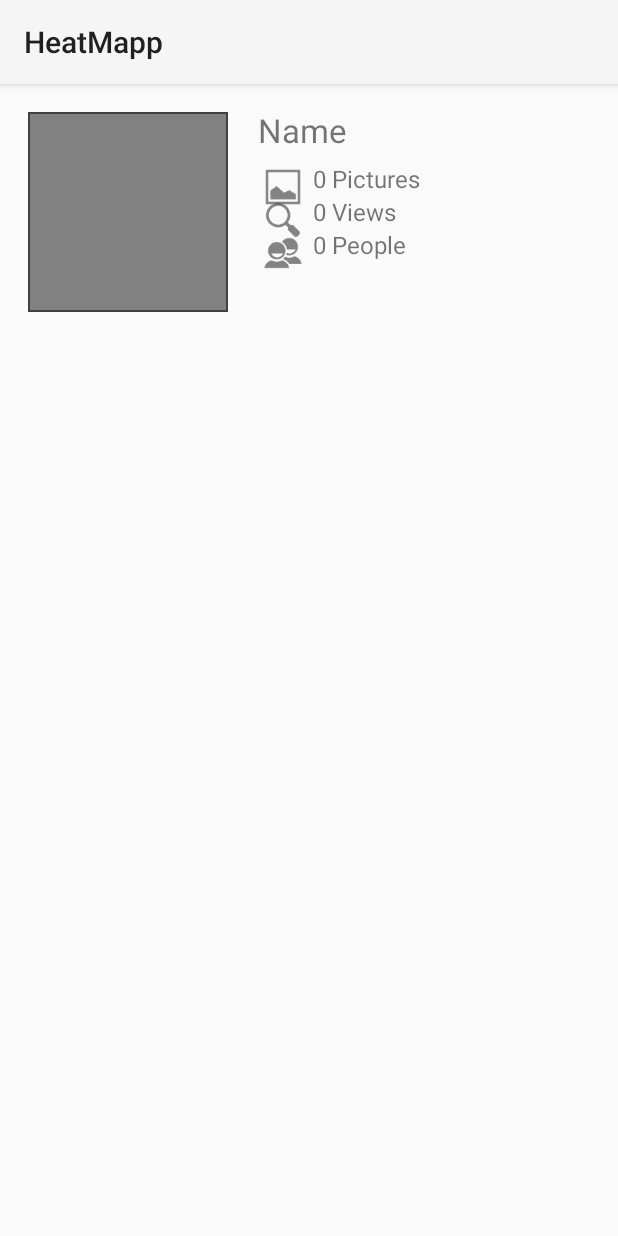
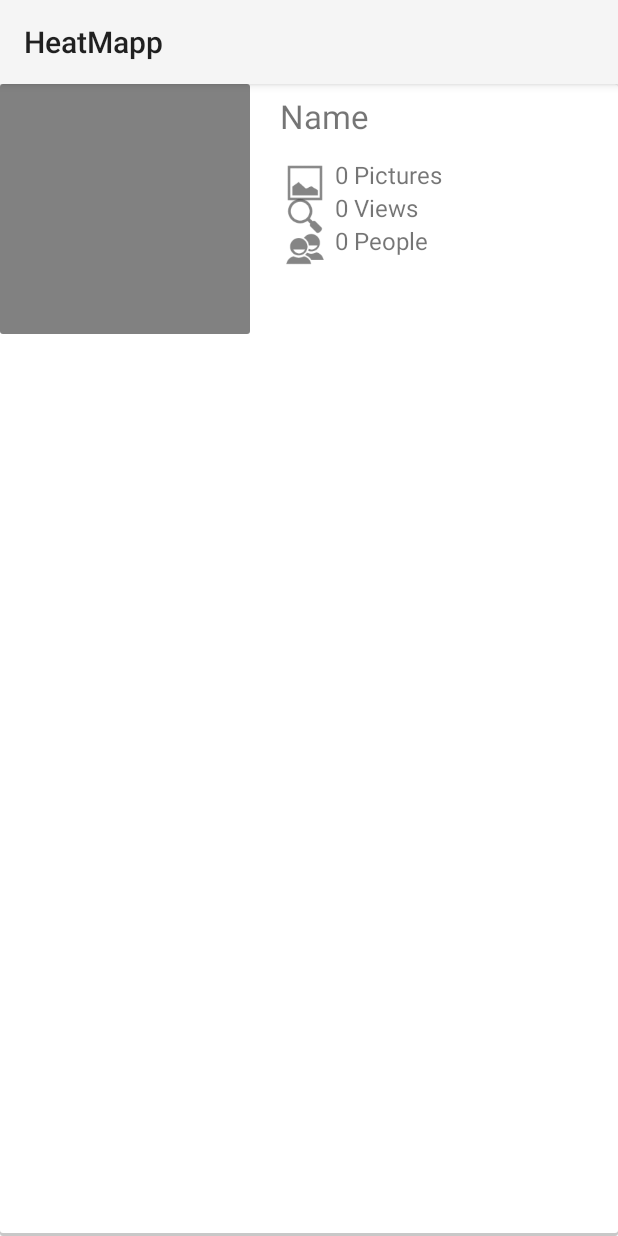
Before and after one commit to arodski/HeatMapp, an Android app: the layout place_item.xml on its own in the app's theme, with its tools: preview values and no code run, on a phone screen of 412 x 824 dp. Run offline under Robolectric (Android 15) with nearby library versions, the phone set to English and light mode, and no system bars.

Commit message:
Task 2 design with card-style for list items

```diff
--- a/app/src/main/AndroidManifest.xml
+++ b/app/src/main/AndroidManifest.xml
@@ -18,7 +18,7 @@
         </activity>
         <activity
             android:name=".PlacesActivity"
-            android:label="@string/title_activity_places" >
+            android:label="Pictures" >
         </activity>
     </application>
 
--- /dev/null
+++ b/app/src/main/res/drawable-hdpi/card_background.xml
@@ -0,0 +1,20 @@
+<?xml version="1.0" encoding="utf-8"?>
+<layer-list xmlns:android="http://schemas.android.com/apk/res/android">
+    <item>
+        <shape android:shape="rectangle">
+            <solid android:color="#CABBBBBB" />
+            <corners android:radius="2dp" />
+        </shape>
+    </item>
+
+    <item
+        android:bottom="2dp"
+        android:left="0dp"
+        android:right="0dp"
+        android:top="0dp">
+        <shape android:shape="rectangle">
+            <solid android:color="@android:color/white" />
+            <corners android:radius="2dp" />
+        </shape>
+    </item>
+</layer-list>
--- /dev/null
+++ b/app/src/main/res/drawable-hdpi/card_background_selector.xml
@@ -0,0 +1,6 @@
+<?xml version="1.0" encoding="utf-8"?>
+
+<selector xmlns:android="http://schemas.android.com/apk/res/android">
+    <item android:drawable="@drawable/card_state_pressed" android:state_pressed="true" />
+    <item android:drawable="@drawable/card_background" />
+</selector>
--- /dev/null
+++ b/app/src/main/res/drawable-hdpi/card_state_pressed.xml
@@ -0,0 +1,20 @@
+<?xml version="1.0" encoding="utf-8"?>
+<layer-list xmlns:android="http://schemas.android.com/apk/res/android">
+    <item>
+        <shape android:shape="rectangle">
+            <solid android:color="#CABBBBBB" />
+            <corners android:radius="2dp" />
+        </shape>
+    </item>
+
+    <item
+        android:bottom="2dp"
+        android:left="0dp"
+        android:right="0dp"
+        android:top="0dp">
+        <shape android:shape="rectangle">
+            <solid android:color="@android:color/white" />
+            <corners android:radius="2dp" />
+        </shape>
+    </item>
+</layer-list>
--- a/app/src/main/res/drawable-hdpi/image_background.xml
+++ b/app/src/main/res/drawable-hdpi/image_background.xml
@@ -1,7 +1,8 @@
 <?xml version="1.0" encoding="UTF-8"?>
 <shape xmlns:android="http://schemas.android.com/apk/res/android">
     <solid android:color="#ff818181" />
-    <stroke android:width="1dp" android:color="#404040" />
+    <stroke android:width="0dp" android:color="#404040" />
     <padding android:left="1dp" android:top="1dp" android:right="1dp"
         android:bottom="1dp" />
+    <corners android:radius="2dp" />
 </shape>
--- a/app/src/main/res/layout/activity_places.xml
+++ b/app/src/main/res/layout/activity_places.xml
@@ -2,13 +2,19 @@
     xmlns:tools="http://schemas.android.com/tools"
     android:layout_width="match_parent"
     android:layout_height="match_parent"
-
+    android:background="#ffebebeb"
     tools:context="com.wedevjs.heatmapp.PlacesActivity">
 
     <ListView
         android:id="@+id/list"
         android:layout_width="match_parent"
         android:layout_height="wrap_content"
+        android:listSelector="@android:color/transparent"
+        android:cacheColorHint="@android:color/transparent"
+        android:divider="@null"
+        android:dividerHeight="10dp"
+        android:padding="20px"
+        android:clipToPadding="false"
         />
 
 </RelativeLayout>
--- a/app/src/main/res/layout/place_item.xml
+++ b/app/src/main/res/layout/place_item.xml
@@ -4,30 +4,36 @@
     xmlns:tools="http://schemas.android.com/tools"
     android:layout_width="match_parent"
     android:layout_height="match_parent"
-    android:paddingLeft="@dimen/activity_horizontal_margin"
+    android:paddingLeft="0px"
     android:paddingRight="@dimen/activity_horizontal_margin"
-    android:paddingTop="@dimen/activity_vertical_margin"
-    android:paddingBottom="@dimen/activity_vertical_margin"
+    android:paddingTop="0px"
+    android:paddingBottom="0px"
+    android:background="@drawable/card_background_selector"
     tools:context="com.wedevjs.heatmapp.PlacesActivity">
 
     <ImageView
         android:id="@+id/place_last_picture"
-        android:layout_width="200px"
-        android:layout_height="200px"
-        android:layout_marginLeft="4px"
+        android:layout_width="250px"
+        android:layout_height="250px"
         android:layout_marginRight="30px"
-        android:layout_marginTop="4px"
         android:layout_alignParentLeft="true"
+        android:layout_marginBottom="2dp"
         android:background="@drawable/image_background">
         <!--android:src="@drawable/ic_launcher" >-->
     </ImageView>
 
+    <RelativeLayout
+        android:layout_width="wrap_content"
+        android:layout_height="wrap_content"
+        android:layout_toRightOf="@id/place_last_picture"
+        android:layout_marginTop="10px"
+        android:layout_marginBottom="0px">
+
         <TextView
             android:id="@+id/name_label"
-        android:layout_toRightOf="@id/place_last_picture"
             android:layout_width="wrap_content"
             android:layout_height="wrap_content"
-        android:layout_marginBottom="10px"
+            android:layout_marginBottom="20px"
             android:text="Name"
             android:textSize="22sp" >
         </TextView>
@@ -39,7 +45,6 @@
             android:layout_marginLeft="0px"
             android:layout_marginRight="5px"
             android:layout_marginTop="0px"
-        android:layout_toRightOf="@id/place_last_picture"
             android:layout_below="@id/name_label"
             android:src="@drawable/ic_pictures" >
         </ImageView>
@@ -71,7 +76,6 @@
             android:layout_marginLeft="0px"
             android:layout_marginRight="5px"
             android:layout_marginTop="0px"
-        android:layout_toRightOf="@id/place_last_picture"
             android:layout_below="@id/pictures_label"
             android:src="@drawable/ic_views" >
         </ImageView>
@@ -103,7 +107,6 @@
             android:layout_marginLeft="0px"
             android:layout_marginRight="5px"
             android:layout_marginTop="0px"
-        android:layout_toRightOf="@id/place_last_picture"
             android:layout_below="@id/views_label"
             android:src="@drawable/ic_people" >
         </ImageView>
@@ -129,3 +132,7 @@
         </TextView>
 
         </RelativeLayout>
+
+
+
+</RelativeLayout>
--- a/app/src/main/res/menu/places.xml
+++ b/app/src/main/res/menu/places.xml
@@ -1,8 +1,4 @@
 <menu xmlns:android="http://schemas.android.com/apk/res/android"
     xmlns:tools="http://schemas.android.com/tools"
     tools:context="com.wedevjs.heatmapp.PlacesActivity" >
-    <item android:id="@+id/action_settings"
-        android:title="@string/action_settings"
-        android:orderInCategory="100"
-        android:showAsAction="never" />
 </menu>
```
Also changed, not shown: app/src/main/ic_launcher-web.png, app/src/main/res/drawable-hdpi/ic_launcher.png, app/src/main/res/drawable-mdpi/ic_launcher.png, app/src/main/res/drawable-xhdpi/ic_launcher.png, app/src/main/res/drawable-xxhdpi/ic_launcher.png. Lines whose indentation alone changed are shown as unchanged.
